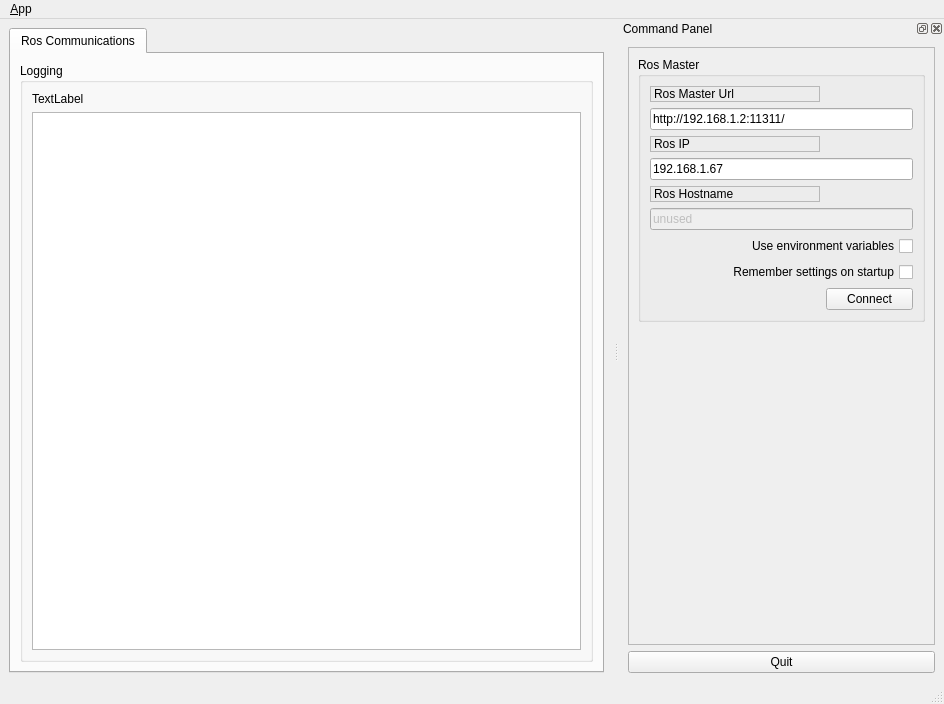
Qt form displayer_qt5/ui/main_window.ui (nuaa-rm/radar_station2022) before a commit.
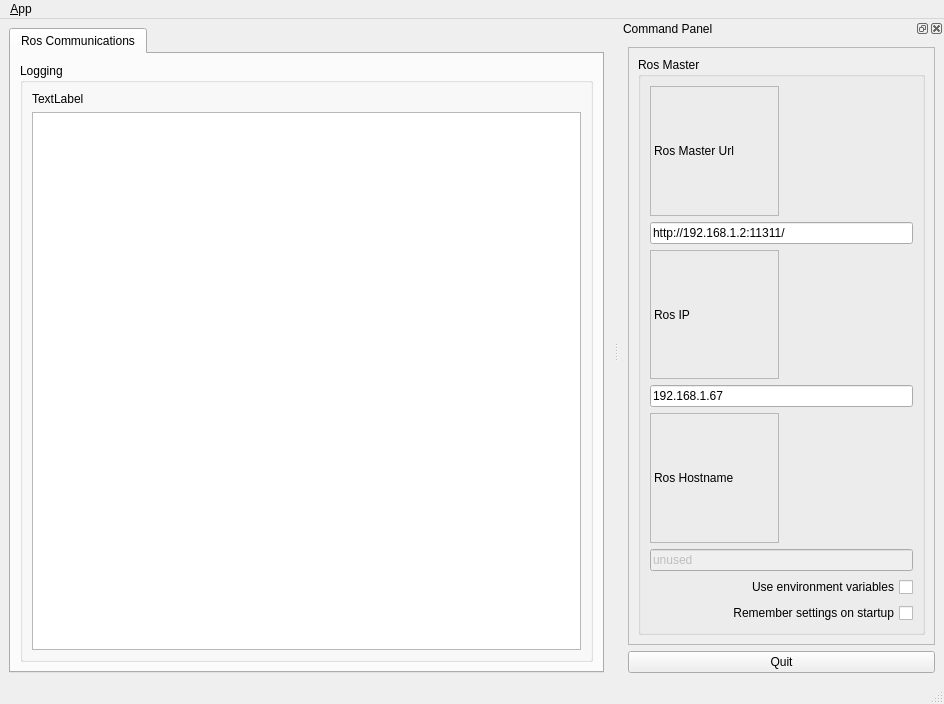
The same form after that commit. Icons and pictures are not drawn.

Commit message: [refactor]删除了connect按钮

What changed in the file:
```diff
--- a/displayer_qt5/ui/main_window.ui
+++ b/displayer_qt5/ui/main_window.ui
@@ -223,57 +223,9 @@
              </property>
             </widget>
            </item>
-           <item row="8" column="0">
-            <spacer name="horizontalSpacer">
-             <property name="orientation">
-              <enum>Qt::Horizontal</enum>
-             </property>
-             <property name="sizeHint" stdset="0">
-              <size>
-               <width>170</width>
-               <height>21</height>
-              </size>
-             </property>
-            </spacer>
-           </item>
-           <item row="8" column="1">
-            <widget class="QPushButton" name="button_connect">
-             <property name="enabled">
-              <bool>true</bool>
-             </property>
-             <property name="sizePolicy">
-              <sizepolicy hsizetype="MinimumExpanding" vsizetype="Fixed">
-               <horstretch>0</horstretch>
-               <verstretch>0</verstretch>
-              </sizepolicy>
-             </property>
-             <property name="toolTip">
-              <string>Set the target to the current joint trajectory state.</string>
-             </property>
-             <property name="statusTip">
-              <string>Clear all waypoints and set the target to the current joint trajectory state.</string>
-             </property>
-             <property name="text">
-              <string>Connect</string>
-             </property>
-            </widget>
-           </item>
           </layout>
          </widget>
         </item>
-        <item>
-         <spacer name="verticalSpacer_3">
-          <property name="orientation">
-           <enum>Qt::Vertical</enum>
-          </property>
-          <property name="sizeHint" stdset="0">
-           <size>
-            <width>20</width>
-            <height>233</height>
-           </size>
-          </property>
-         </spacer>
-        </item>
        </layout>
       </widget>
      </item>
```
Left out of the diff: 72 changed lines with no effect on the pictures. The commit also changes 5 other files.
